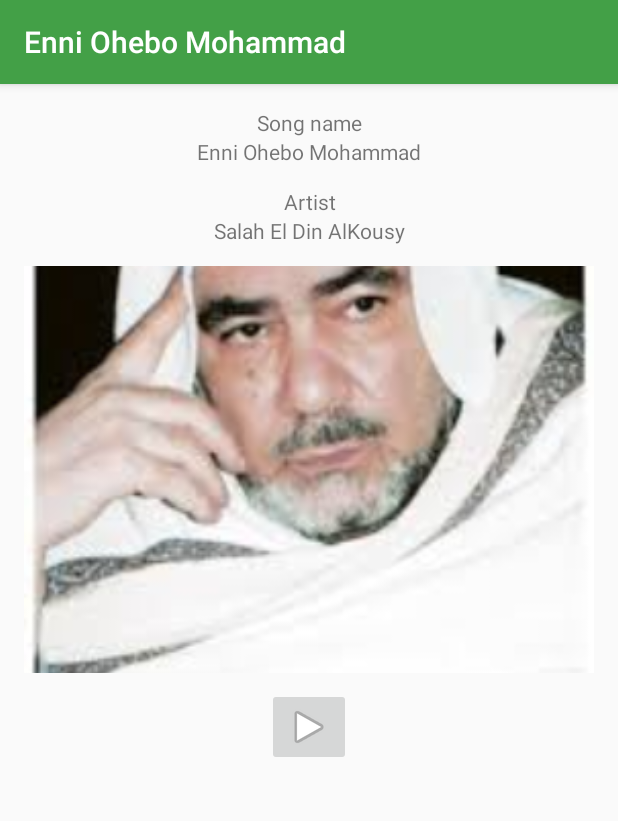
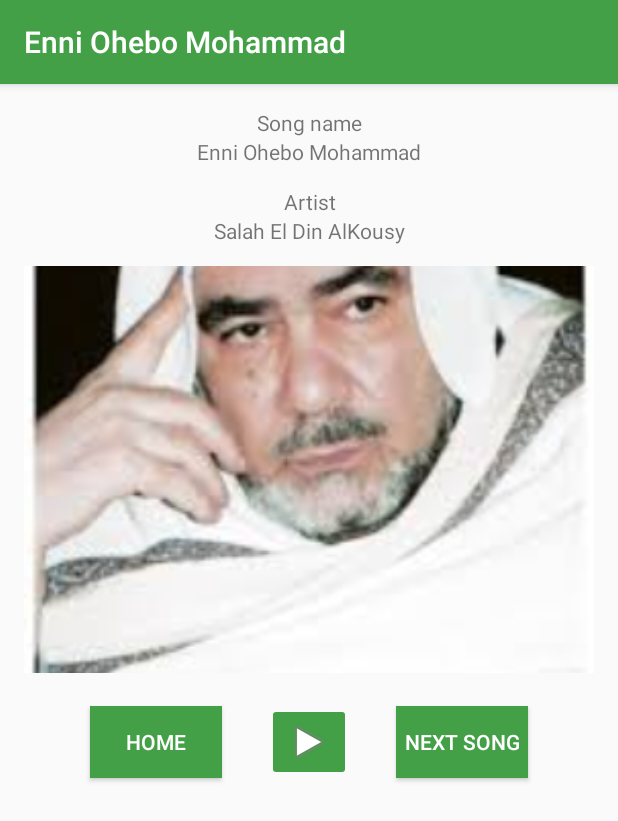
Before and after one commit to fisal77/Prophetic_Music, an Android app: the Song1 screen opened directly, with no data from a screen before it, on a phone screen of 412 x 824 dp. Shown: the top 821 px of the screen. Run offline under Robolectric (Android 15) with nearby library versions, the phone set to English and light mode, and no system bars.

Commit message:
Add buttons to each activities and link them togethers

```diff
--- a/app/src/main/java/com/fisal/propheticmusic/Song1.java
+++ b/app/src/main/java/com/fisal/propheticmusic/Song1.java
@@ -1,7 +1,10 @@
 package com.fisal.propheticmusic;
 
+import android.content.Intent;
 import android.support.v7.app.AppCompatActivity;
 import android.os.Bundle;
+import android.view.View;
+import android.widget.Button;
 
 public class Song1 extends AppCompatActivity {
 
@@ -9,5 +12,37 @@ public class Song1 extends AppCompatActivity {
     protected void onCreate(Bundle savedInstanceState) {
         super.onCreate(savedInstanceState);
         setContentView(R.layout.activity_song1);
+
+        // Play list button
+        playListButton();
+
+        //Play next song button
+        playNextButton();
+    }
+
+    private void playListButton() {
+        Button othersButton = (Button) findViewById(R.id.playListButton);
+        othersButton.setOnClickListener(new View.OnClickListener() {
+            @Override
+            public void onClick(View v) {
+                Intent playListIntent = new Intent(getApplicationContext(), MainActivity.class);
+                playListIntent.setFlags(Intent.FLAG_ACTIVITY_CLEAR_TOP);
+                startActivity(playListIntent);
+                // finish();
+            }
+        });
+    }
+
+    private void playNextButton() {
+        Button othersButton = (Button) findViewById(R.id.playNextButton);
+        othersButton.setOnClickListener(new View.OnClickListener() {
+            @Override
+            public void onClick(View v) {
+                Intent playNextIntent = new Intent(getApplicationContext(), Song2.class);
+                playNextIntent.setFlags(Intent.FLAG_ACTIVITY_CLEAR_TOP);
+                startActivity(playNextIntent);
+                // finish();
+            }
+        });
     }
 }
--- a/app/src/main/res/layout/activity_song1.xml
+++ b/app/src/main/res/layout/activity_song1.xml
@@ -1,21 +1,21 @@
 <?xml version="1.0" encoding="utf-8"?>
-<LinearLayout
-    xmlns:android="http://schemas.android.com/apk/res/android"
+<LinearLayout xmlns:android="http://schemas.android.com/apk/res/android"
     xmlns:app="http://schemas.android.com/apk/res-auto"
     xmlns:tools="http://schemas.android.com/tools"
     android:layout_width="match_parent"
     android:layout_height="wrap_content"
     android:gravity="center_vertical"
+    android:orientation="vertical"
     android:padding="16dp"
-    tools:context="com.fisal.propheticmusic.Song1"
-    android:orientation="vertical">
+    tools:context="com.fisal.propheticmusic.Song1">
 
 
     <TextView
         android:layout_width="match_parent"
         android:layout_height="match_parent"
-        android:text="@string/songName_txt"
-        android:gravity="center" />
+        android:gravity="center"
+        android:text="@string/songName_txt" />
+
     <TextView
         android:id="@+id/SongName"
         android:layout_width="match_parent"
@@ -27,9 +27,10 @@
     <TextView
         android:layout_width="match_parent"
         android:layout_height="match_parent"
+        android:layout_marginTop="14dp"
         android:gravity="center"
-        android:layout_marginTop="14dp"
         android:text="@string/artistName_txt" />
+
     <TextView
         android:id="@+id/ArtistName"
         android:layout_width="match_parent"
@@ -38,24 +39,50 @@
         android:text="@string/artistName1" />
 
 
-
     <ImageView
         android:id="@+id/AlbumPhoto"
-        android:src="@drawable/alkousy"
         android:layout_width="match_parent"
         android:layout_height="0dp"
         android:layout_marginTop="14dp"
         android:layout_weight="1"
-        android:scaleType="centerCrop" />
+        android:scaleType="centerCrop"
+        android:src="@drawable/alkousy" />
 
-    <ImageButton
-        android:layout_width="wrap_content"
-        android:layout_height="match_parent"
-        android:layout_gravity="center"
+    <LinearLayout
+        android:layout_width="match_parent"
+        android:layout_height="wrap_content"
         android:layout_marginTop="10dp"
-        android:src="@android:drawable/ic_media_play" />
+        android:gravity="center"
+        android:orientation="horizontal">
+
+        <Button
+            android:id="@+id/playListButton"
+            android:layout_width="wrap_content"
+            android:layout_height="wrap_content"
+            android:layout_marginRight="20dp"
+            android:background="@color/colorPrimary"
+            android:text="@string/playListBtn"
+            android:textColor="#FFFFFFFF" />
+
+        <ImageButton
+            android:layout_width="wrap_content"
+            android:layout_height="wrap_content"
+            android:layout_margin="10dp"
+            android:backgroundTint="@color/colorPrimary"
+            android:src="@android:drawable/ic_media_play"
+            android:tooltipText="Play" />
+
+        <Button
+            android:id="@+id/playNextButton"
+            android:layout_width="wrap_content"
+            android:layout_height="wrap_content"
+            android:layout_marginLeft="20dp"
+            android:background="@color/colorPrimary"
+            android:text="@string/playNextButton"
+            android:textColor="#FFFFFFFF" />
 
 
+    </LinearLayout>
 
 
 </LinearLayout>
--- a/app/src/main/res/values/strings.xml
+++ b/app/src/main/res/values/strings.xml
@@ -4,6 +4,10 @@
     // Song name and artist name text label
     <string name="songName_txt">Song name</string>
     <string name="artistName_txt">Artist</string>
+
+    //PLay list button text
+    <string name="playListBtn">Home</string>
+    <string name="playNextButton">Next song</string>
 
     //1st song name and artist name of ArrayList data
     <string name="songName1">Enni Ohebo Mohammad</string>
```
Also changed, not shown: app/src/main/java/com/fisal/propheticmusic/Song2.java (+35 -0 lines), app/src/main/java/com/fisal/propheticmusic/Song3.java (+36 -0 lines), app/src/main/java/com/fisal/propheticmusic/Song4.java (+36 -0 lines), app/src/main/java/com/fisal/propheticmusic/Song5.java (+36 -0 lines), app/src/main/res/layout/activity_song2.xml (+36 -5 lines), app/src/main/res/layout/activity_song3.xml (+36 -5 lines), app/src/main/res/layout/activity_song4.xml (+36 -5 lines), app/src/main/res/layout/activity_song5.xml (+36 -5 lines).
